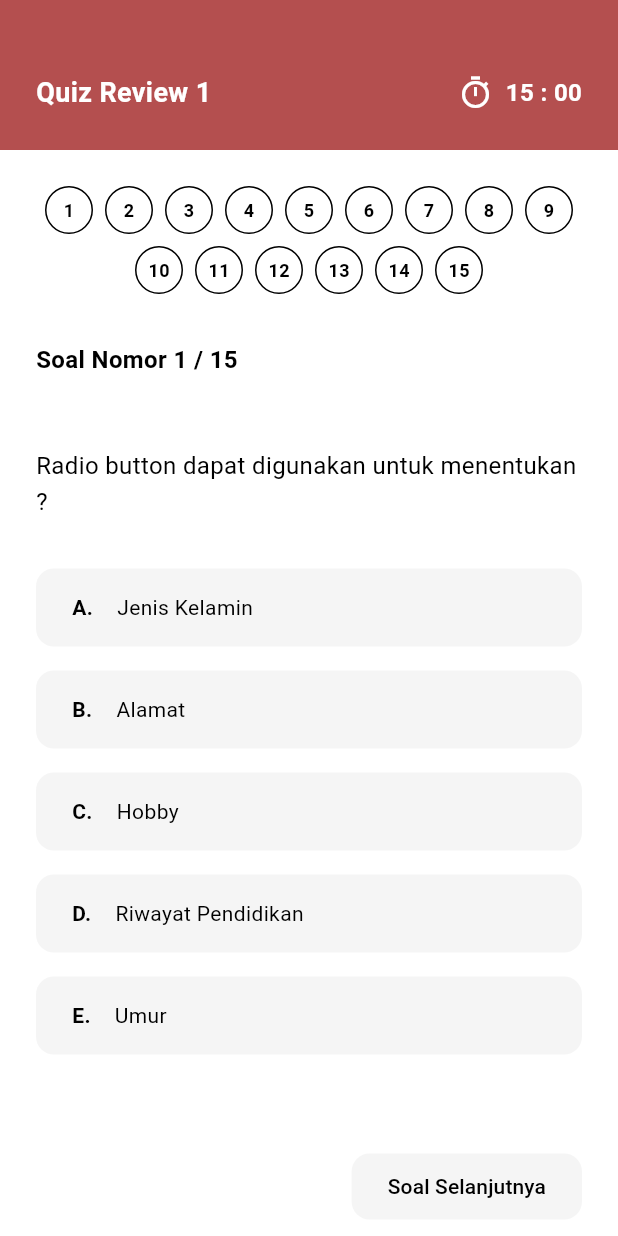
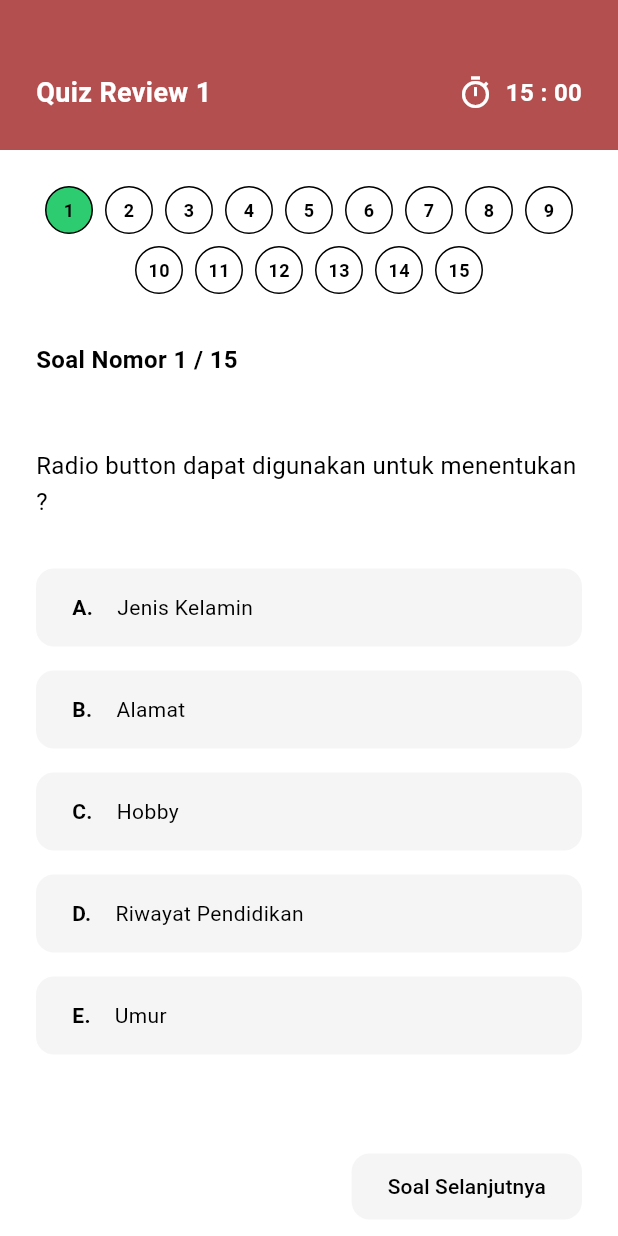
Before and after one commit to Yogaseptiandwipratama/telkom, a Flutter app: the TakeQuizPage screen opened directly, on a phone screen of 412 x 824 dp. Run offline on Flutter 3.47's test engine with Material 3 defaults, Android fonts, the phone set to English and light mode, and no system bars.

Commit message:
memperbaiki lingkaran hijau di kuis

```diff
--- a/lib/presentation/pages/take_quiz_page.dart
+++ b/lib/presentation/pages/take_quiz_page.dart
@@ -116,7 +116,7 @@ class _TakeQuizPageState extends State<TakeQuizPage> {
 
           Color circleColor;
            if (index == _currentQuestionIndex) {
-             circleColor = Colors.white; // Current question is always white (active)
+             circleColor = const Color(0xFF2ECC71); // Current question is green
            } else if (isAnswered) {
              circleColor = const Color(0xFF2ECC71); // Answered & not current
            } else {
```
